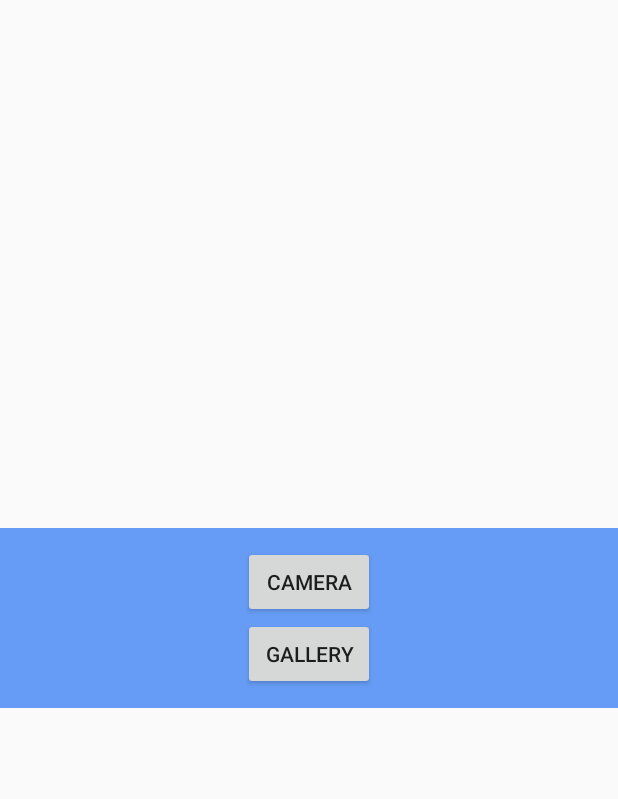
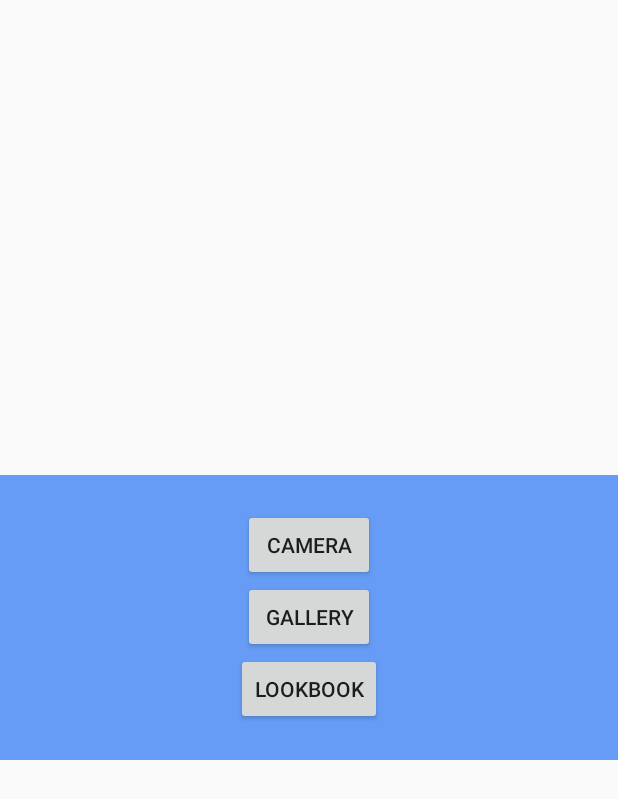
Before and after one commit to minho-jang/Imagine-Hair-Shop, an Android app: the screen it shows after launch (MainActivity), after a tap on "CAMERA", on a phone screen of 412 x 824 dp. Shown: the top 799 px of the screen. Run offline under Robolectric (Android 15) with nearby library versions, the phone set to English and light mode, and no system bars; libraries missing offline, so code that uses them is left out: com.theartofdev.edmodo; 1 statement that could not run was skipped.

Commit message:
사진 업로드 후 일정주기마다 결과 요청

```diff
--- a/app/src/main/AndroidManifest.xml
+++ b/app/src/main/AndroidManifest.xml
@@ -43,6 +43,9 @@
             android:theme="@style/Base.Theme.AppCompat" />
         <activity android:name=".ResultActivity"></activity>
 
+
+        <service android:name=".ImageProcessCheckService" />
+
     </application>
 
 </manifest>
--- a/app/src/main/java/com/example/hairchange/MainActivity.java
+++ b/app/src/main/java/com/example/hairchange/MainActivity.java
@@ -30,6 +30,10 @@ public class MainActivity extends AppCompatActivity {
     private static final int PICK_FROM_CAMERA = 0;
     private static final int PICK_FROM_GALLERY = 1;
 
+    private Button btnCamera;
+    private Button btnFile;
+    private Button btnLookBook;
+
     // temporary photo uri
     private Uri mImageCaptureUri;
 
@@ -38,7 +42,7 @@ public class MainActivity extends AppCompatActivity {
         super.onCreate(savedInstanceState);
         setContentView(R.layout.activity_main);
 
-        final Button btnCamera = findViewById(R.id.btn_camera);
+        btnCamera = findViewById(R.id.btn_camera);
         btnCamera.setOnClickListener(new View.OnClickListener() {
             @Override
             public void onClick(View v) {
@@ -51,15 +55,20 @@ public class MainActivity extends AppCompatActivity {
 
                 Intent intent = new Intent(MediaStore.ACTION_IMAGE_CAPTURE);
 
-                // Create temporary file to hold user's image
-                String url = "tmp_" + System.currentTimeMillis() + ".jpg";
-                mImageCaptureUri = FileProvider.getUriForFile(getApplicationContext(), "com.example.hairchange.fileprovider", new File(Environment.getExternalStorageDirectory(), url));
+                // Create temporary file(user's camera capture)
+                File dirCheck = new File(Environment.getExternalStorageDirectory(), MyUtil.combinePaths("HairChange", "pick_from_camera"));
+                if (!dirCheck.exists())
+                    dirCheck.mkdirs();
+
+                String filename = "tmp_" + System.currentTimeMillis() + ".jpg";
+                File cameraFile = new File(dirCheck.getPath(), filename);
+                mImageCaptureUri = FileProvider.getUriForFile(getApplicationContext(), "com.example.hairchange.fileprovider", cameraFile);
                 intent.putExtra(android.provider.MediaStore.EXTRA_OUTPUT, mImageCaptureUri);
                 startActivityForResult(intent, PICK_FROM_CAMERA);
             }
         });
 
-        final Button btnFile = findViewById(R.id.btn_file);
+        btnFile = findViewById(R.id.btn_file);
         btnFile.setOnClickListener(new View.OnClickListener() {
             public void onClick(View v) {
                 if (ContextCompat.checkSelfPermission(getApplicationContext(), Manifest.permission.WRITE_EXTERNAL_STORAGE)
@@ -73,6 +82,14 @@ public class MainActivity extends AppCompatActivity {
                 Intent intent = new Intent(Intent.ACTION_PICK);
                 intent.setType(android.provider.MediaStore.Images.Media.CONTENT_TYPE);
                 startActivityForResult(intent, PICK_FROM_GALLERY);
+            }
+        });
+
+        btnLookBook = findViewById(R.id.btn_lookbook);
+        btnLookBook.setOnClickListener(new View.OnClickListener() {
+            public void onClick(View v) {
+                Intent resultViewIntent = new Intent(MainActivity.this, ResultActivity.class);
+                startActivity(resultViewIntent);
             }
         });
     }
--- /dev/null
+++ b/app/src/main/java/com/example/hairchange/MyUtil.java
@@ -0,0 +1,21 @@
+package com.example.hairchange;
+
+import java.io.File;
+
+public class MyUtil {
+    public static String combinePaths(String ... paths) {
+        if ( paths.length == 0) {
+            return "";
+        }
+
+        File combined = new File(paths[0]);
+
+        int i = 1;
+        while ( i < paths.length ) {
+            combined = new File(combined, paths[i]);
+            ++i;
+        }
+
+        return combined.getPath();
+    }
+}
--- a/app/src/main/res/layout/activity_main.xml
+++ b/app/src/main/res/layout/activity_main.xml
@@ -6,7 +6,7 @@
     <FrameLayout
         android:id="@+id/control"
         android:layout_width="match_parent"
-        android:layout_height="120dp"
+        android:layout_height="190dp"
         android:layout_centerVertical="true"
         android:background="@color/control_background">
 
@@ -20,13 +20,22 @@
                 android:id="@+id/btn_camera"
                 android:layout_width="wrap_content"
                 android:layout_height="wrap_content"
+                android:layout_gravity="center"
                 android:text="Camera" />
 
             <Button
                 android:id="@+id/btn_file"
                 android:layout_width="wrap_content"
                 android:layout_height="wrap_content"
+                android:layout_gravity="center"
                 android:text="GALLERY" />
+
+            <Button
+                android:id="@+id/btn_lookbook"
+                android:layout_width="wrap_content"
+                android:layout_height="wrap_content"
+                android:layout_gravity="center"
+                android:text="LOOKBOOK" />
         </LinearLayout>
 
     </FrameLayout>
```
Also changed, not shown: app/src/main/java/com/example/hairchange/AutoFitTextureView.java (deleted, +0 -79 lines), app/src/main/java/com/example/hairchange/ImageProcessCheckService.java (added, +181 -0 lines), app/src/main/java/com/example/hairchange/PhotoViewActivity.java (+28 -53 lines), app/src/main/java/com/example/hairchange/ResultActivity.java (+22 -4 lines).
